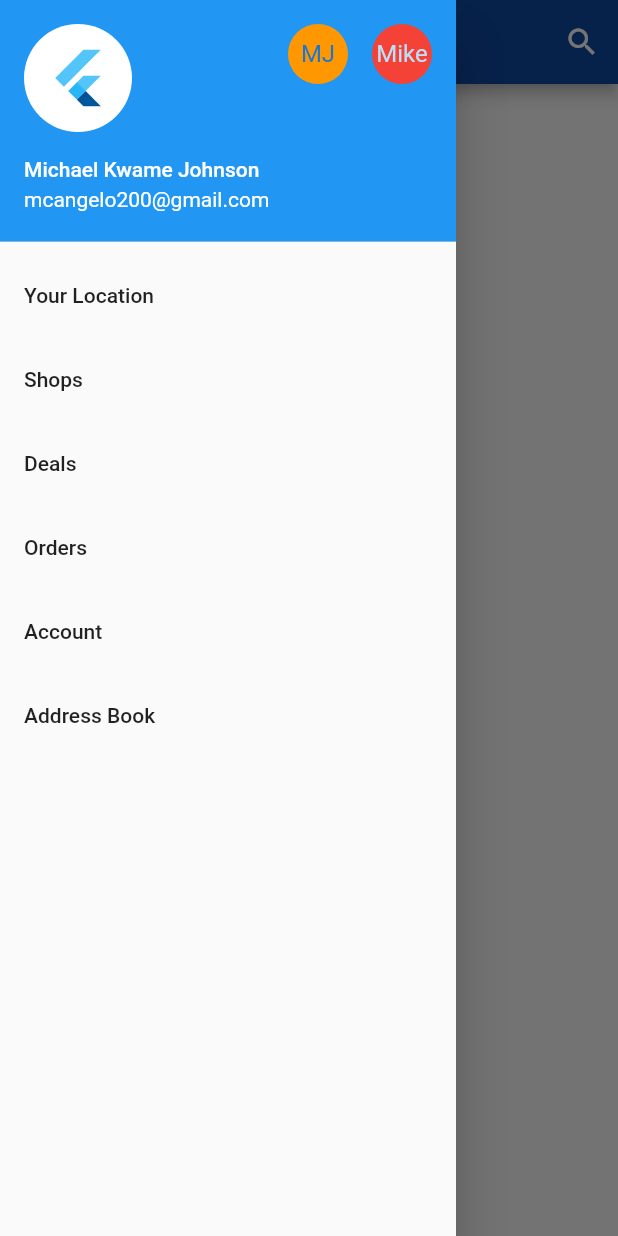
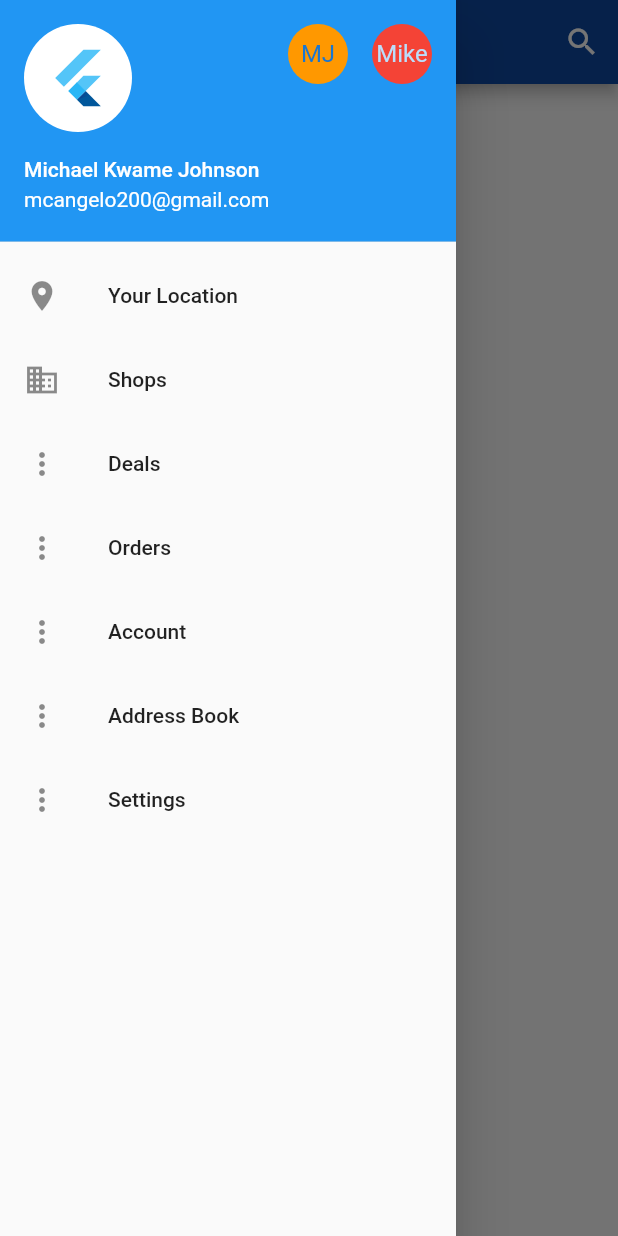
Before and after one commit to McAngelo/urban-market, a Flutter app: the HomeScreen screen opened by its route, with the side drawer open, on a phone screen of 412 x 824 dp. Run offline on Flutter 3.47's test engine with Material 2 defaults, Android fonts, the phone set to English and light mode, and no system bars; our stand-ins replace flutter_swiper, shared_preferences, splashscreen; accounts and stored records are empty.

Commit message:
--added the icons for the the location and the business

```diff
--- a/lib/ui/screens/home_screen.dart
+++ b/lib/ui/screens/home_screen.dart
@@ -29,27 +29,38 @@ class HomeScreen extends  StatelessWidget {
 			children: <Widget>[
 				drawerHeader,
 				ListTile(
+					leading: Icon(Icons.location_on),
 					title: Text('Your Location'),
 					onTap: () => Navigator.of(context).push(_NewPage(1)),
 				),
 				ListTile(
+					leading: Icon(Icons.business),
 					title: Text('Shops'),
 					onTap: () => Navigator.of(context).push(_NewPage(2)),
 				),
 				ListTile(
+					leading: Icon(Icons.more_vert),
 					title: Text('Deals'),
 					onTap: () => Navigator.of(context).push(_NewPage(3)),
 				),
 				ListTile(
+					leading: Icon(Icons.more_vert),
 					title: Text('Orders'),
 					onTap: () => Navigator.of(context).push(_NewPage(1)),
 				),
 				ListTile(
+					leading: Icon(Icons.more_vert),
 					title: Text('Account'),
 					onTap: () => Navigator.of(context).push(_NewPage(1)),
 				),
 				ListTile(
+					leading: Icon(Icons.more_vert),
 					title: Text('Address Book'),
+					onTap: () => Navigator.of(context).push(_NewPage(1)),
+				),
+				ListTile(
+					leading: Icon(Icons.more_vert),
+					title: Text('Settings'),
 					onTap: () => Navigator.of(context).push(_NewPage(1)),
 				),
 			]
```
